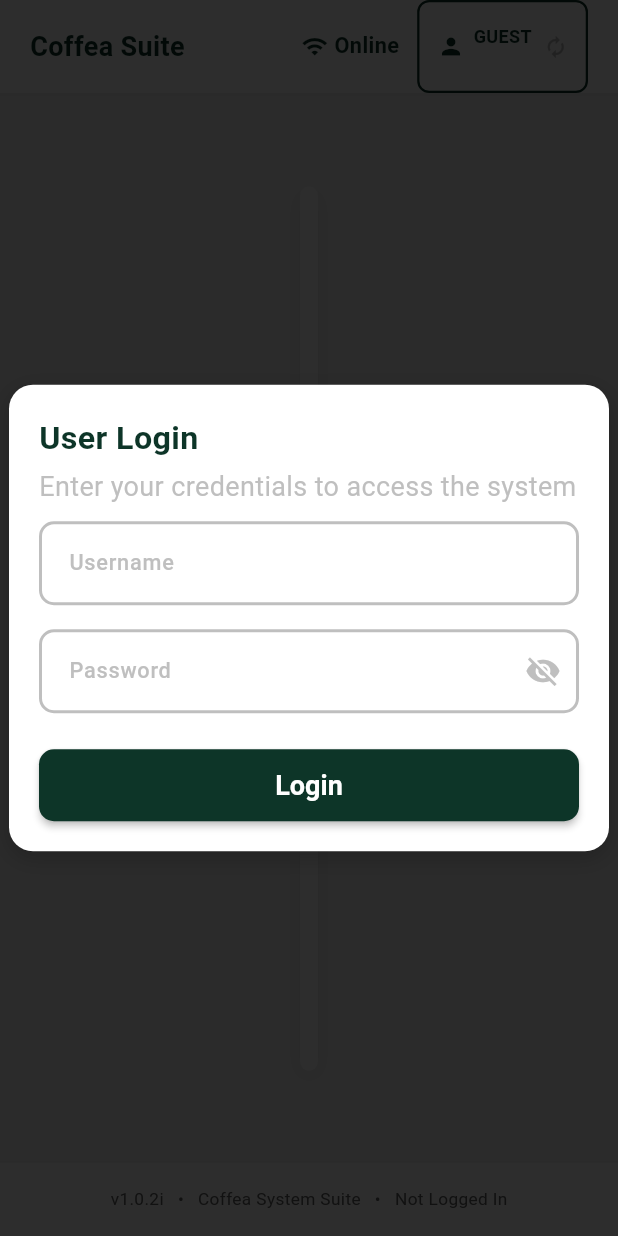
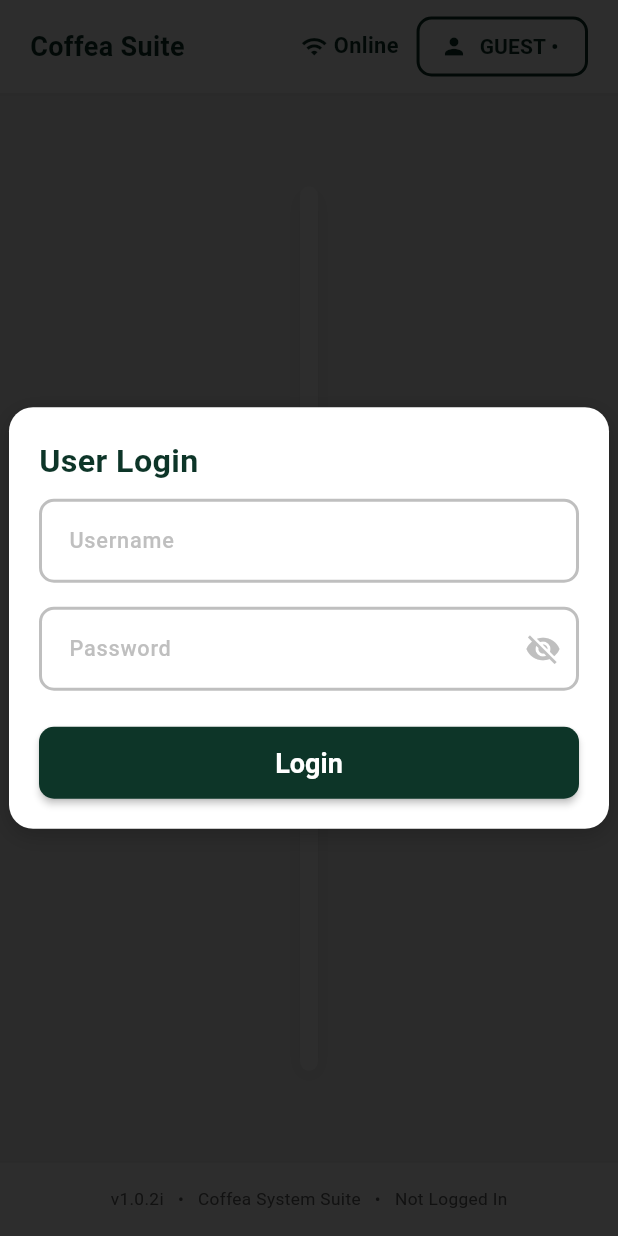
Before and after one commit to Andott1/coffea_suite_frontend, a Flutter app: the screen it shows after launch, on a phone screen of 412 x 824 dp. Run offline on Flutter 3.47's test engine with Material 3 defaults, Android fonts, the phone set to English and light mode, and no system bars; our stand-ins replace dio, fl_chart, hive, hive_flutter; missing offline and left inert: bcrypt; accounts and stored records are empty.

Commit message:
adjusted widgets to match current styling, adjusted dismissalontap of login dialog

```diff
--- a/lib/core/widgets/basic_button.dart
+++ b/lib/core/widgets/basic_button.dart
@@ -19,6 +19,8 @@ class BasicButton extends StatelessWidget {
   final double height;
   final EdgeInsetsGeometry padding;
 
+  final double? fontSize;
+
   const BasicButton({
     super.key,
     required this.label,
@@ -28,6 +30,7 @@ class BasicButton extends StatelessWidget {
     this.fullWidth = true,
     this.height = 48,
     this.padding = const EdgeInsets.symmetric(horizontal: 20),
+    this.fontSize,
   });
 
   @override
@@ -141,7 +144,7 @@ class BasicButton extends StatelessWidget {
       mainAxisSize: MainAxisSize.min,
       children: [
         if (iconData != null) ...[
-          Icon(iconData, color: textColor, size: 20),
+          Icon(iconData, color: textColor, size: fontSize != null ? fontSize! + 4 : 20),
           const SizedBox(width: 8),
         ],
         Text(
@@ -149,6 +152,7 @@ class BasicButton extends StatelessWidget {
           style: FontConfig.buttonLarge(context).copyWith(
             color: textColor,
             fontWeight: FontWeight.w600,
+            fontSize: fontSize,
           ),
         ),
       ],
--- a/lib/core/widgets/dialog_box_titled.dart
+++ b/lib/core/widgets/dialog_box_titled.dart
@@ -34,6 +34,8 @@ class DialogBoxTitled extends StatelessWidget {
 
   final List<Widget>? actions;
 
+  final bool dismissOnOutsideTap;
+
   const DialogBoxTitled({
     super.key,
     required this.title,
@@ -43,6 +45,7 @@ class DialogBoxTitled extends StatelessWidget {
     this.width = 500,
     this.padding = const EdgeInsets.all(20),
     this.titleSpacing = 10,
+    this.dismissOnOutsideTap = true,
   });
 
   @override
@@ -50,7 +53,7 @@ class DialogBoxTitled extends StatelessWidget {
     return DialogBox(
       width: width,
       padding: padding,
-      dismissOnOutsideTap: true,
+      dismissOnOutsideTap: dismissOnOutsideTap,
 
       child: Column(
         crossAxisAlignment: CrossAxisAlignment.start,
--- a/lib/core/widgets/login_dialog.dart
+++ b/lib/core/widgets/login_dialog.dart
@@ -74,8 +74,8 @@ class _LoginDialogState extends State<LoginDialog> {
   Widget build(BuildContext context) {
     return DialogBoxTitled(
       title: "User Login",
-      subtitle: "Enter your credentials to access the system",
       width: 400,
+      dismissOnOutsideTap: !widget.isStartup,
       child: Form(
         key: _formKey,
         child: Column(
--- a/lib/core/widgets/master_topbar.dart
+++ b/lib/core/widgets/master_topbar.dart
@@ -6,6 +6,7 @@ import '../../config/theme_config.dart';
 import '../../core/services/session_user.dart';
 import '../../core/models/user_model.dart';
 import 'login_dialog.dart';
+import 'basic_button.dart';
 
 // ... (CoffeaSystem Enum and TopBarLayout class remain unchanged) ...
 enum CoffeaSystem { startup, pos, attendance, inventory, admin }
@@ -230,63 +231,23 @@ class MasterTopBar extends StatelessWidget implements PreferredSizeWidget {
                         const SizedBox(width: 12),
 
                         if (showUserMode)
-                          Material(
-                            color: Colors.transparent,
-                            borderRadius: BorderRadius.circular(8),
-                            child: InkWell(
-                              borderRadius: BorderRadius.circular(8),
-                              onTap: () {
-                                // 2. OPEN SWITCH USER DIALOG
+                          // ✅ FIX: Using BasicButton for standard styling
+                          BasicButton(
+                            label: "$userLabel • $roleLabel",
+                            icon: isAdmin ? Icons.admin_panel_settings : Icons.person,
+                            type: AppButtonType.secondary,
+                            fullWidth: false,
+                            height: 40, // Compact for TopBar
+                            fontSize: 14,
+                            padding: const EdgeInsets.symmetric(horizontal: 16),
+                            onPressed: () {
+                              FocusScope.of(context).unfocus();
                               showDialog(
                                 context: context,
                                 barrierDismissible: true,
                                 builder: (_) => const LoginDialog(isStartup: false),
                               );
                             },
-                              child: Container(
-                                padding: const EdgeInsets.symmetric(horizontal: 12, vertical: 6),
-                                decoration: BoxDecoration(
-                                  borderRadius: BorderRadius.circular(8),
-                                  border: Border.all(
-                                    color: ThemeConfig.primaryGreen,
-                                    width: 1.5,
-                                  ),
-                                ),
-                                child: Row(
-                                  children: [
-                                    Icon(
-                                      isAdmin ? Icons.admin_panel_settings : Icons.person,
-                                      size: 18,
-                                      color: ThemeConfig.primaryGreen
-                                    ),
-                                    const SizedBox(width: 6),
-                                    Column(
-                                      mainAxisAlignment: MainAxisAlignment.center,
-                                      crossAxisAlignment: CrossAxisAlignment.start,
-                                      children: [
-                                        Text(
-                                          userLabel,
-                                          style: const TextStyle(
-                                            fontSize: 12,
-                                            fontWeight: FontWeight.bold,
-                                            color: ThemeConfig.primaryGreen
-                                          ),
-                                        ),
-                                        Text(
-                                          roleLabel,
-                                          style: const TextStyle(
-                                            fontSize: 10,
-                                            color: ThemeConfig.secondaryGreen
-                                          ),
-                                        ),
-                                      ],
-                                    ),
-                                    const SizedBox(width: 8),
-                                    const Icon(Icons.autorenew, size: 16, color: ThemeConfig.midGray),
-                                  ],
-                                ),
-                              ),
-                            ),
                           ),
                       ],
                     ),
```
Lines whose indentation alone changed are shown as unchanged.
